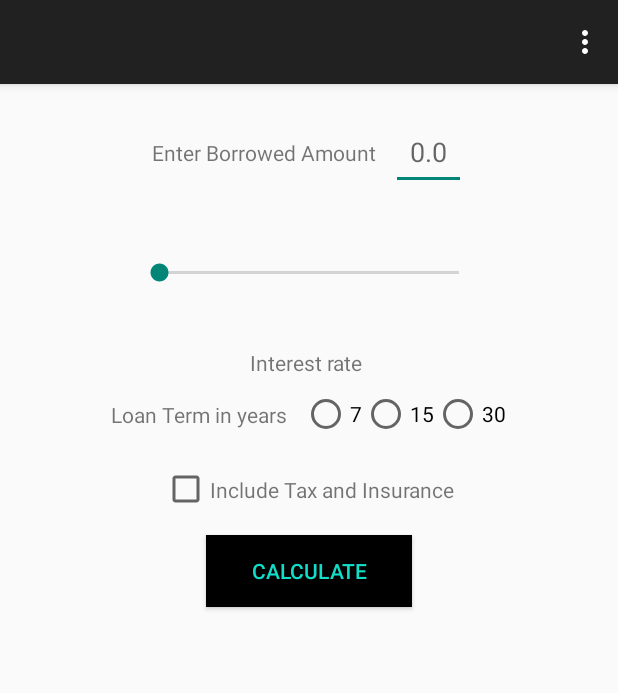
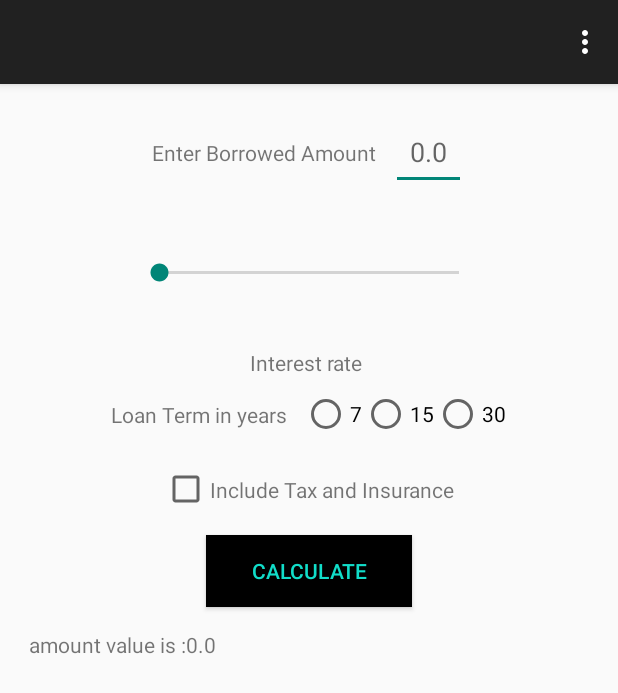
Before and after one commit to ngaini/MortgageCalculator, an Android app: the screen it shows after launch (MainActivity), in the options menu, after a tap on an icon or button, on a phone screen of 412 x 824 dp. Shown: the top 693 px of the screen. Run offline under Robolectric (Android 15) with nearby library versions, the phone set to English and light mode, and no system bars; 1 statement that could not run was skipped.

Commit message:
Able to fetch edit text values

```diff
--- a/app/src/main/java/com/ngaini/calculatorapp/MainActivity.java
+++ b/app/src/main/java/com/ngaini/calculatorapp/MainActivity.java
@@ -2,8 +2,15 @@ package com.ngaini.calculatorapp;
 
 import android.support.v7.app.ActionBarActivity;
 import android.os.Bundle;
+import android.util.Log;
 import android.view.Menu;
 import android.view.MenuItem;
+import android.view.View;
+import android.widget.Button;
+import android.widget.CheckBox;
+import android.widget.EditText;
+import android.widget.RadioButton;
+import android.widget.RadioGroup;
 import android.widget.SeekBar;
 import android.widget.TextView;
 import android.widget.Toast;
@@ -12,12 +19,19 @@ import android.widget.Toast;
 public class MainActivity extends ActionBarActivity {
     private static SeekBar seekbar_var;
     private static TextView seekbar_text_var;
+    private static Button calculate_button_id;
+    private static EditText amount_borrowed_id;
+    private static CheckBox tax_checkBox_id;
+    private static RadioGroup loanTerm_id;
+    private static TextView result_id;
+
 
     @Override
     protected void onCreate(Bundle savedInstanceState) {
         super.onCreate(savedInstanceState);
         setContentView(R.layout.activity_main);
         seekbarMethod();
+
     }
 
 
@@ -86,4 +100,14 @@ public class MainActivity extends ActionBarActivity {
         floatValue = value/10;
         return floatValue;
     }
+
+    public void calculateButton(View v)
+    {
+       result_id= (TextView) findViewById(R.id.result_textView);
+       Log.d("NATE", "Button was pressed !!!");
+       amount_borrowed_id = (EditText) findViewById(R.id.amount_borrowed_editText);
+       float amount_val = Float.parseFloat(amount_borrowed_id.getText().toString());
+        Log.d("NATE", "amount value ="+amount_val);
+        result_id.setText(" amount value is :"+amount_val);
+    }
 }
--- a/app/src/main/res/layout/activity_main.xml
+++ b/app/src/main/res/layout/activity_main.xml
@@ -48,7 +48,7 @@
         <EditText
         android:layout_width="wrap_content"
         android:layout_height="wrap_content"
-        android:id="@+id/amount_borrowed_text"
+        android:id="@+id/amount_borrowed_editText"
         android:minWidth="50dp"
         android:minHeight="50dp"
         android:maxHeight="50dp"
@@ -92,7 +92,8 @@
            android:layout_width="wrap_content"
            android:layout_height="50dp"
            android:orientation="horizontal"
-           android:gravity="center">
+           android:gravity="center"
+           android:id="@+id/term_radioGroup">
            <RadioButton
                android:layout_width="wrap_content"
                android:layout_height="wrap_content"
@@ -119,6 +120,7 @@
         <CheckBox
             android:layout_width="wrap_content"
             android:layout_height="wrap_content"
+            android:id="@+id/tax_checkBox"
             />
         <TextView
             android:layout_width="wrap_content"
@@ -135,6 +137,13 @@
         android:textColor="#ff11ddc9"
         android:background="@android:color/background_dark"
         android:paddingRight="30dp"
-        android:paddingLeft="30dp"/>
-
+        android:paddingLeft="30dp"
+        android:id="@+id/calculate_button"
+        android:onClick="calculateButton"
+        />
+    <TextView
+        android:layout_width="match_parent"
+        android:layout_height="50dp"
+        android:layout_marginTop="10dp"
+        android:id="@+id/result_textView"/>
 </LinearLayout>
```
